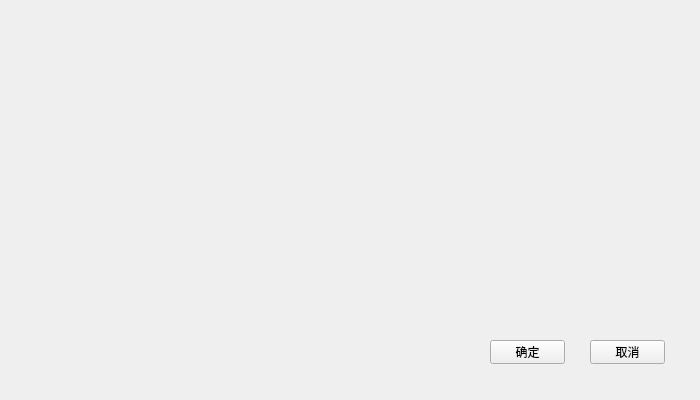
This is src/ui/DialogEdit.ui in MRSlouzk/Renpy-editor as Qt 5 draws it before an edit. The edited form follows.
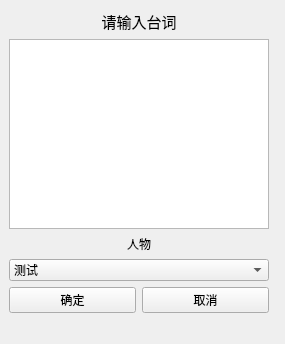
This is the edited form.

Commit message: 增加新窗口

Patch:
```diff
--- a/src/ui/DialogEdit.ui
+++ b/src/ui/DialogEdit.ui
@@ -6,38 +6,86 @@
    <rect>
     <x>0</x>
     <y>0</y>
-    <width>700</width>
-    <height>400</height>
+    <width>285</width>
+    <height>344</height>
    </rect>
   </property>
   <property name="windowTitle">
    <string>添加台词</string>
   </property>
-  <widget class="QPushButton" name="btnDialogEditDefine">
+  <widget class="QWidget" name="layoutWidget">
    <property name="geometry">
     <rect>
-     <x>490</x>
-     <y>340</y>
-     <width>75</width>
-     <height>24</height>
+     <x>9</x>
+     <y>10</y>
+     <width>260</width>
+     <height>303</height>
     </rect>
    </property>
-   <property name="text">
-    <string>确定</string>
-   </property>
-  </widget>
-  <widget class="QPushButton" name="btnDialogEditExit">
-   <property name="geometry">
-    <rect>
-     <x>590</x>
-     <y>340</y>
-     <width>75</width>
-     <height>24</height>
-    </rect>
-   </property>
-   <property name="text">
-    <string>取消</string>
-   </property>
+   <layout class="QVBoxLayout" name="verticalLayout_2">
+    <item>
+     <layout class="QVBoxLayout" name="verticalLayout">
+      <item>
+       <widget class="QLabel" name="labelDialogInput">
+        <property name="font">
+         <font>
+          <pointsize>11</pointsize>
+         </font>
+        </property>
+        <property name="text">
+         <string>请输入台词</string>
+        </property>
+        <property name="alignment">
+         <set>Qt::AlignCenter</set>
+        </property>
+       </widget>
+      </item>
+      <item>
+       <widget class="QPlainTextEdit" name="DialogInput"/>
+      </item>
+      <item>
+       <widget class="QLabel" name="labelChar01">
+        <property name="text">
+         <string>人物</string>
+        </property>
+        <property name="alignment">
+         <set>Qt::AlignCenter</set>
+        </property>
+       </widget>
+      </item>
+      <item>
+       <widget class="QComboBox" name="comboBoxCharacter">
+        <property name="tabletTracking">
+         <bool>false</bool>
+        </property>
+        <item>
+         <property name="text">
+          <string>测试</string>
+         </property>
+        </item>
+       </widget>
+      </item>
+     </layout>
+    </item>
+    <item>
+     <layout class="QHBoxLayout" name="horizontalLayout">
+      <item>
+       <widget class="QPushButton" name="btnDialogEditDefine">
+        <property name="text">
+         <string>确定</string>
+        </property>
+       </widget>
+      </item>
+      <item>
+       <widget class="QPushButton" name="btnDialogEditExit">
+        <property name="text">
+         <string>取消</string>
+        </property>
+       </widget>
+      </item>
+     </layout>
+    </item>
+   </layout>
   </widget>
  </widget>
  <resources/>
```
Left out of the diff: 5 changed lines with no effect on the pictures. The commit also changes 6 other files.
